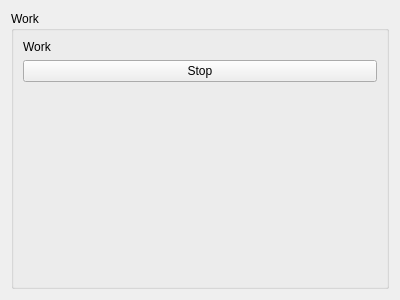
Above: Cold-Spider/src/work.ui from Ingener74/Cold-Spider before the change. Below: the same form after it.
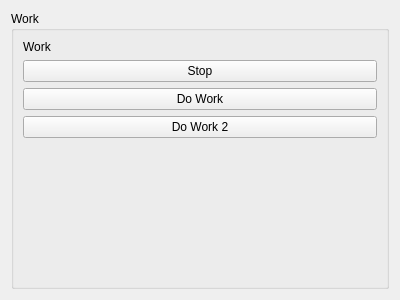
That is the form after the change.

What changed in the file:
```diff
--- a/Cold-Spider/src/work.ui
+++ b/Cold-Spider/src/work.ui
@@ -34,6 +34,20 @@
         </property>
        </widget>
       </item>
+      <item>
+       <widget class="QPushButton" name="workPushButton">
+        <property name="text">
+         <string>Do Work</string>
+        </property>
+       </widget>
+      </item>
+      <item>
+       <widget class="QPushButton" name="workPushButton2">
+        <property name="text">
+         <string>Do Work 2</string>
+        </property>
+       </widget>
+      </item>
       <item>
        <spacer name="verticalSpacer">
         <property name="orientation">
```
